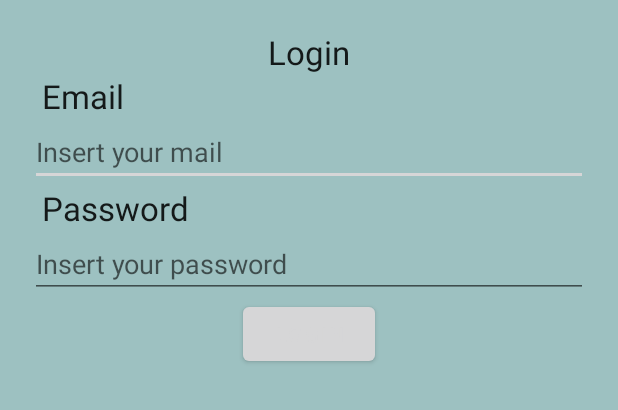
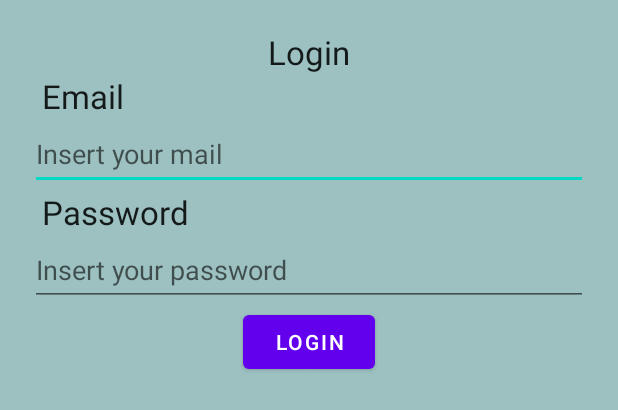
Before and after one commit to 20Anna00/PAMN_App, an Android app: the layout login.xml on its own in the app's theme, with its tools: preview values and no code run, on a phone screen of 412 x 824 dp. Shown: the top 410 px of the screen. Run offline under Robolectric (Android 15) with nearby library versions, the phone set to English and light mode, and no system bars.

Commit message:
changed changes

```diff
--- a/app/build.gradle
+++ b/app/build.gradle
@@ -38,6 +38,7 @@ dependencies {
     implementation 'androidx.appcompat:appcompat:1.5.1'
     implementation 'com.google.android.material:material:1.7.0'
     implementation 'androidx.constraintlayout:constraintlayout:2.1.4'
+    implementation 'com.google.firebase:firebase-auth-ktx:21.1.0'
     testImplementation 'junit:junit:4.13.2'
     androidTestImplementation 'androidx.test.ext:junit:1.1.3'
     androidTestImplementation 'androidx.test.espresso:espresso-core:3.4.0'
--- a/app/src/main/res/layout/login.xml
+++ b/app/src/main/res/layout/login.xml
@@ -6,6 +6,13 @@
 
     tools:context="com.example.pillee.AuthActivity"
     >
+
+    <data>
+
+        <variable
+            name="start"
+            type="com.example.pillee.AuthActivity" />
+    </data>
 
     <androidx.constraintlayout.widget.ConstraintLayout
         android:layout_width="match_parent"
@@ -48,8 +55,9 @@
             android:layout_width="match_parent"
             android:layout_height="wrap_content"
             android:hint="Insert your mail"
+            android:minHeight="48dp"
             app:layout_constraintTop_toBottomOf="@id/email"
-            ></EditText>
+            tools:layout_editor_absoluteX="20dp" />
 
         <TextView
             android:id="@+id/password"
@@ -70,8 +78,9 @@
             android:layout_width="match_parent"
             android:layout_height="wrap_content"
             android:hint="Insert your password"
+            android:minHeight="48dp"
             app:layout_constraintTop_toBottomOf="@id/password"
-            ></EditText>
+            tools:layout_editor_absoluteX="20dp"></EditText>
 
         <Button
             android:id="@+id/loginbutton"
--- a/app/src/main/res/values/colors.xml
+++ b/app/src/main/res/values/colors.xml
@@ -6,4 +6,12 @@
     <color name="colorAccent">#353434</color>
     <color name="background">#9DC1C1</color>
     <color name = "color_blue">#2E6875</color>
+    <color name="purple_200">#FFBB86FC</color>
+    <color name="purple_500">#FF6200EE</color>
+    <color name="purple_700">#FF3700B3</color>
+    <color name="teal_200">#FF03DAC5</color>
+    <color name="teal_700">#FF018786</color>
+    <color name="grey">#838383</color>
+    <color name="black">#FF000000</color>
+    <color name="white">#FFFFFFFF</color>
 </resources>
```
Also changed, not shown: app/src/main/java/com/example/pillee/AuthActivity.kt (+1 -22 lines).
